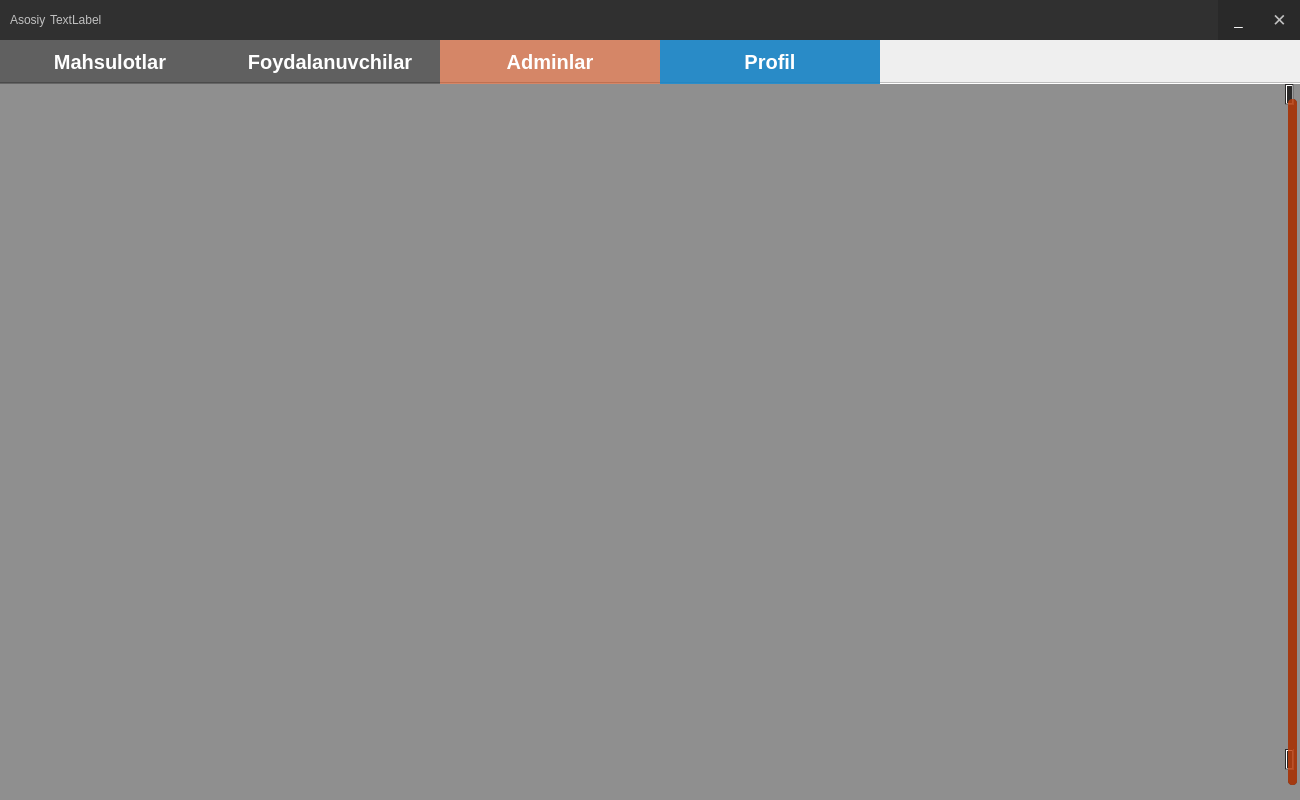
Qt form design/main_admin.ui (Ahmadjon-Ergashev/Restaurant) before a commit.
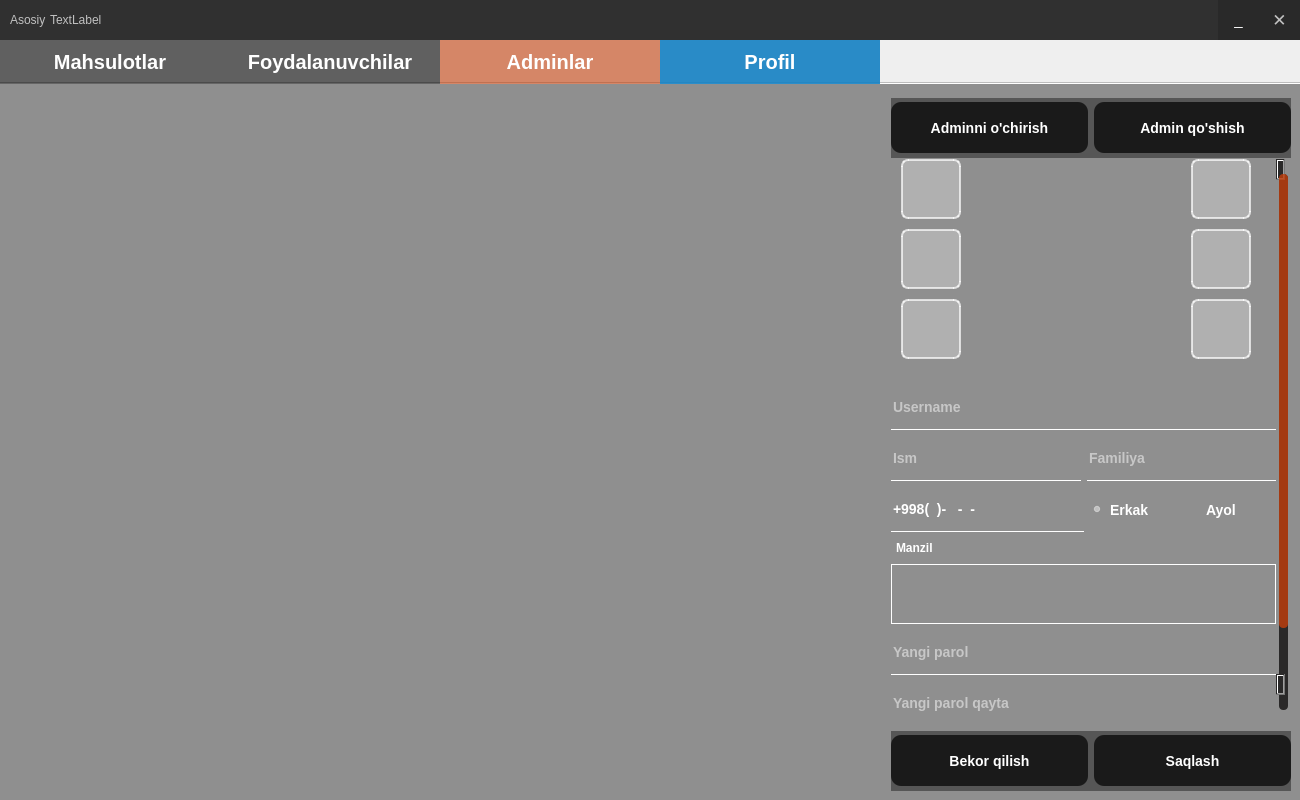
The same form after that commit. The open tabs and pages were chosen to show the change. Icons and pictures are not drawn.

What changed in the file:
```diff
--- a/design/main_admin.ui
+++ b/design/main_admin.ui
@@ -957,140 +957,8 @@
        <attribute name="title">
         <string>Adminlar</string>
        </attribute>
-       <layout class="QHBoxLayout" name="horizontalLayout_5">
-        <property name="spacing">
-         <number>0</number>
-        </property>
-        <property name="leftMargin">
-         <number>0</number>
-        </property>
-        <property name="topMargin">
-         <number>0</number>
-        </property>
-        <property name="rightMargin">
-         <number>0</number>
-        </property>
-        <property name="bottomMargin">
-         <number>0</number>
-        </property>
-        <item>
-         <widget class="QScrollArea" name="scrollArea_6">
-          <property name="styleSheet">
-           <string notr="true">QFrame{
-background: transparent;
-}
-QWidget{
-background: transparent;
-}
-QPushButton{
-	background:rgb(83, 152, 255);
-	border-radius:10px;
-	color:#fff;
-	font-size: 14px;
-}
-
-QPushButton:hover{
-	border:none;
-	background:rgb(68, 117, 222)
-}
-
-QLabel{
-font-size: 14px;
-text-align: center;
-color: white;
-padding: 2px;
-border-radius: 10px;
-}
-QLabel:hover{
-background: rgba(255,255,255,0.3);
-border: 1px solid rgb(68, 117, 222);
-border-radius: 5px;
-}
-QScrollBar:vertical
-    {
-        background-color: #2A2929;
-        width: 15px;
-        margin: 15px 3px 15px 3px;
-        border: 1px transparent #2A2929;
-        border-radius: 4px;
-    }
-
-    QScrollBar::handle:vertical
-    {
-        background-color: rgba(195,63,11,0.8);        /* #605F5F; */
-        min-height: 5px;
-        border-radius: 4px;
-    }
-
-    QScrollBar::sub-line:vertical
-    {
-        margin: 3px 0px 3px 0px;
-        border-image: url(:/qss_icons/rc/up_arrow_disabled.png);
-        height: 10px;
-        width: 10px;
-        subcontrol-position: top;
-        subcontrol-origin: margin;
-    }
-
-    QScrollBar::add-line:vertical
-    {
-        margin: 3px 0px 3px 0px;
-        border-image: url(:/qss_icons/rc/down_arrow_disabled.png);
-        height: 10px;
-        width: 10px;
-        subcontrol-position: bottom;
-        subcontrol-origin: margin;
-    }
-
-    QScrollBar::sub-line:vertical:hover,QScrollBar::sub-line:vertical:on
-    {
-        border-image: url(:/qss_icons/rc/up_arrow.png);
-        height: 10px;
-        width: 10px;
-        subcontrol-position: top;
-        subcontrol-origin: margin;
-    }
-
-    QScrollBar::add-line:vertical:hover, QScrollBar::add-line:vertical:on
-    {
-        border-image: url(:/qss_icons/rc/down_arrow.png);
-        height: 10px;
-        width: 10px;
-        subcontrol-position: bottom;
-        subcontrol-origin: margin;
-    }
-
-    QScrollBar::up-arrow:vertical, QScrollBar::down-arrow:vertical
-    {
-        background: none;
-    }
-
-    QScrollBar::add-page:vertical, QScrollBar::sub-page:vertical
-    {
-        background: none;
-    }</string>
-          </property>
-          <property name="widgetResizable">
-           <bool>true</bool>
-          </property>
-          <widget class="QWidget" name="scrollAreaWidgetContents_7">
-           <property name="geometry">
-            <rect>
-             <x>0</x>
-             <y>0</y>
-             <width>900</width>
-             <height>716</height>
-            </rect>
-           </property>
-           <layout class="QGridLayout" name="gridLayout_5">
-            <item row="0" column="0">
-             <layout class="QGridLayout" name="gridAdmins"/>
-            </item>
-           </layout>
-          </widget>
-         </widget>
-        </item>
-        <item>
+       <layout class="QGridLayout" name="gridLayout_4">
+        <item row="1" column="1">
          <widget class="QScrollArea" name="scrollArea_5">
           <property name="minimumSize">
            <size>
@@ -1124,7 +992,7 @@
 }
 
 QLabel{
-font-size: 14px;
+font-size: 12px;
 text-align: center;
 color: white;
 padding: 2px;
@@ -1202,6 +1070,9 @@
           <property name="verticalScrollBarPolicy">
            <enum>Qt::ScrollBarAlwaysOn</enum>
           </property>
+          <property name="sizeAdjustPolicy">
+           <enum>QAbstractScrollArea::AdjustToContents</enum>
+          </property>
           <property name="widgetResizable">
            <bool>true</bool>
           </property>
@@ -1211,12 +1082,1030 @@
              <x>0</x>
              <y>0</y>
              <width>385</width>
-             <height>716</height>
+             <height>669</height>
             </rect>
            </property>
+           <property name="styleSheet">
+            <string notr="true">QLineEdit{
+	font-size:14px;;
+	color:white;
+	border:none;
+	background:transparent;
+	border-bottom:1px solid white;
+}
+
+QLineEdit:hover, QTextEdit:hover{
+	background:rgba(0,0,0,0.04);
+}
+QTextEdit{
+	font-size:14px;;
+	color:white;
+	background:transparent;
+	border:1px solid white;
+}
+QPushButton{
+background: rgba(255,255,255,0.3);
+border-radius: 7px;
+border: 2px solid rgba(255,255,255,0.7);
+/*rgb(68, 117, 222)*/
+}
+QPushButton:hover{
+background: rgba(255,255,255,0.5);
+}
+QRadioButton{
+background: transparent;
+font-size: 14px;
+color: white;
+}
+</string>
+           </property>
            <layout class="QVBoxLayout" name="verticalLayout_4">
+            <property name="leftMargin">
+             <number>0</number>
+            </property>
+            <property name="topMargin">
+             <number>0</number>
+            </property>
+            <property name="rightMargin">
+             <number>0</number>
+            </property>
+            <property name="bottomMargin">
+             <number>0</number>
+            </property>
             <item>
-             <layout class="QFormLayout" name="formAdminsInfo"/>
+             <layout class="QVBoxLayout" name="verticalLayout_5">
+              <property name="spacing">
+               <number>6</number>
+              </property>
+              <item alignment="Qt::AlignTop">
+               <widget class="QFrame" name="frame_8">
+                <property name="minimumSize">
+                 <size>
+                  <width>360</width>
+                  <height>220</height>
+                 </size>
+                </property>
+                <property name="maximumSize">
+                 <size>
+                  <width>16777215</width>
+                  <height>200</height>
+                 </size>
+                </property>
+                <property name="frameShape">
+                 <enum>QFrame::StyledPanel</enum>
+                </property>
+                <property name="frameShadow">
+                 <enum>QFrame::Raised</enum>
+                </property>
+                <widget class="QPushButton" name="btn_nextAvatarAdmin">
+                 <property name="geometry">
+                  <rect>
+                   <x>10</x>
+                   <y>140</y>
+                   <width>60</width>
+                   <height>60</height>
+                  </rect>
+                 </property>
+                 <property name="minimumSize">
+                  <size>
+                   <width>60</width>
+                   <height>60</height>
+                  </size>
+                 </property>
+                 <property name="maximumSize">
+                  <size>
+                   <width>60</width>
+                   <height>60</height>
+                  </size>
+                 </property>
+                 <property name="toolTip">
+                  <string>Keyingi shablon avatar</string>
+                 </property>
+                 <property name="text">
+                  <string/>
+                 </property>
+                 <property name="icon">
+                  <iconset resource="../images.qrc">
+                   <normaloff>:/images/img/profile/next.png</normaloff>:/images/img/profile/next.png</iconset>
+                 </property>
+                 <property name="iconSize">
+                  <size>
+                   <width>48</width>
+                   <height>48</height>
+                  </size>
+                 </property>
+                </widget>
+                <widget class="QLabel" name="avatarAdmin">
+                 <property name="geometry">
+                  <rect>
+                   <x>80</x>
+                   <y>0</y>
+                   <width>205</width>
+                   <height>204</height>
+                  </rect>
+                 </property>
+                 <property name="minimumSize">
+                  <size>
+                   <width>205</width>
+                   <height>0</height>
+                  </size>
+                 </property>
+                 <property name="maximumSize">
+                  <size>
+                   <width>205</width>
+                   <height>205</height>
+                  </size>
+                 </property>
+                 <property name="styleSheet">
+                  <string notr="true">background: transparent;</string>
+                 </property>
+                 <property name="text">
+                  <string/>
+                 </property>
+                 <property name="alignment">
+                  <set>Qt::AlignCenter</set>
+                 </property>
+                 <property name="wordWrap">
+                  <bool>false</bool>
+                 </property>
+                 <property name="openExternalLinks">
+                  <bool>false</bool>
+                 </property>
+                </widget>
+                <widget class="QPushButton" name="btn_removeAvatarAdmin">
+                 <property name="geometry">
+                  <rect>
+                   <x>300</x>
+                   <y>70</y>
+                   <width>60</width>
+                   <height>60</height>
+                  </rect>
+                 </property>
+                 <property name="minimumSize">
+                  <size>
+                   <width>60</width>
+                   <height>60</height>
+                  </size>
+                 </property>
+                 <property name="maximumSize">
+                  <size>
+                   <width>60</width>
+                   <height>60</height>
+                  </size>
+                 </property>
+                 <property name="toolTip">
+                  <string>Default avatarni tanlash</string>
+                 </property>
+                 <property name="text">
+                  <string/>
+                 </property>
+                 <property name="icon">
+                  <iconset resource="../images.qrc">
+                   <normaloff>:/images/img/profile/delete.png</normaloff>:/images/img/profile/delete.png</iconset>
+                 </property>
+                 <property name="iconSize">
+                  <size>
+                   <width>48</width>
+                   <height>48</height>
+                  </size>
+                 </property>
+                </widget>
+                <widget class="QPushButton" name="btn_templateAvatarAdmin">
+                 <property name="geometry">
+                  <rect>
+                   <x>10</x>
+                   <y>70</y>
+                   <width>60</width>
+                   <height>60</height>
+                  </rect>
+                 </property>
+                 <property name="minimumSize">
+                  <size>
+                   <width>0</width>
+                   <height>60</height>
+                  </size>
+                 </property>
+                 <property name="maximumSize">
+                  <size>
+                   <width>60</width>
+                   <height>60</height>
+                  </size>
+                 </property>
+                 <property name="toolTip">
+                  <string>Shablon avatar</string>
+                 </property>
+                 <property name="text">
+                  <string/>
+                 </property>
+                 <property name="icon">
+                  <iconset resource="../images.qrc">
+                   <normaloff>:/images/img/profile/global.png</normaloff>:/images/img/profile/global.png</iconset>
+                 </property>
+                 <property name="iconSize">
+                  <size>
+                   <width>48</width>
+                   <height>48</height>
+                  </size>
+                 </property>
+                </widget>
+                <widget class="QPushButton" name="btn_addAvatarAdmin">
+                 <property name="geometry">
+                  <rect>
+                   <x>300</x>
+                   <y>0</y>
+                   <width>60</width>
+                   <height>60</height>
+                  </rect>
+                 </property>
+                 <property name="minimumSize">
+                  <size>
+                   <width>60</width>
+                   <height>60</height>
+                  </size>
+                 </property>
+                 <property name="maximumSize">
+                  <size>
+                   <width>60</width>
+                   <height>60</height>
+                  </size>
+                 </property>
+                 <property name="toolTip">
+                  <string>Avatar tanlash</string>
+                 </property>
+                 <property name="text">
+                  <string/>
+                 </property>
+                 <property name="icon">
+                  <iconset resource="../images.qrc">
+                   <normaloff>:/images/img/profile/edit.png</normaloff>:/images/img/profile/edit.png</iconset>
+                 </property>
+                 <property name="iconSize">
+                  <size>
+                   <width>48</width>
+                   <height>48</height>
+                  </size>
+                 </property>
+                </widget>
+                <widget class="QPushButton" name="btn_previousAvatarAdmin">
+                 <property name="geometry">
+                  <rect>
+                   <x>10</x>
+                   <y>0</y>
+                   <width>60</width>
+                   <height>60</height>
+                  </rect>
+                 </property>
+                 <property name="minimumSize">
+                  <size>
+                   <width>60</width>
+                   <height>60</height>
+                  </size>
+                 </property>
+                 <property name="maximumSize">
+                  <size>
+                   <width>60</width>
+                   <height>60</height>
+                  </size>
+                 </property>
+                 <property name="toolTip">
+                  <string>Oldingi shavlon avatar</string>
+                 </property>
+                 <property name="text">
+                  <string/>
+                 </property>
+                 <property name="icon">
+                  <iconset resource="../images.qrc">
+                   <normaloff>:/images/img/profile/previous .png</normaloff>:/images/img/profile/previous .png</iconset>
+                 </property>
+                 <property name="iconSize">
+                  <size>
+                   <width>48</width>
+                   <height>48</height>
+                  </size>
+                 </property>
+                </widget>
+                <widget class="QPushButton" name="btn_editInfoAdmin">
+                 <property name="geometry">
+                  <rect>
+                   <x>300</x>
+                   <y>140</y>
+                   <width>60</width>
+                   <height>60</height>
+                  </rect>
+                 </property>
+                 <property name="minimumSize">
+                  <size>
+                   <width>60</width>
+                   <height>60</height>
+                  </size>
+                 </property>
+                 <property name="maximumSize">
+                  <size>
+                   <width>60</width>
+                   <height>60</height>
+                  </size>
+                 </property>
+                 <property name="toolTip">
+                  <string>Taxrirlash</string>
+                 </property>
+                 <property name="text">
+                  <string/>
+                 </property>
+                 <property name="icon">
+                  <iconset resource="../images.qrc">
+                   <normaloff>:/images/img/profile/sign.png</normaloff>:/images/img/profile/sign.png</iconset>
+                 </property>
+                 <property name="iconSize">
+                  <size>
+                   <width>48</width>
+                   <height>48</height>
+                  </size>
+                 </property>
+                </widget>
+               </widget>
+              </item>
+              <item>
+               <widget class="QLineEdit" name="edit_usernameAdmin">
+                <property name="minimumSize">
+                 <size>
+                  <width>0</width>
+                  <height>45</height>
+                 </size>
+                </property>
+                <property name="placeholderText">
+                 <string>Username</string>
+                </property>
+               </widget>
+              </item>
+              <item alignment="Qt::AlignTop">
+               <widget class="QFrame" name="frame_9">
+                <property name="minimumSize">
+                 <size>
+                  <width>0</width>
+                  <height>45</height>
+                 </size>
+                </property>
+                <property name="maximumSize">
+                 <size>
+                  <width>16777215</width>
+                  <height>51</height>
+                 </size>
+                </property>
+                <property name="frameShape">
+                 <enum>QFrame::StyledPanel</enum>
+                </property>
+                <property name="frameShadow">
+                 <enum>QFrame::Raised</enum>
+                </property>
+                <layout class="QHBoxLayout" name="horizontalLayout_5">
+                 <property name="leftMargin">
+                  <number>0</number>
+                 </property>
+                 <property name="topMargin">
+                  <number>0</number>
+                 </property>
+                 <property name="rightMargin">
+                  <number>0</number>
+                 </property>
+                 <property name="bottomMargin">
+                  <number>0</number>
+                 </property>
+                 <item>
+                  <widget class="QLineEdit" name="edit_nameAdmin">
+                   <property name="minimumSize">
+                    <size>
+                     <width>0</width>
+                     <height>45</height>
+                    </size>
+                   </property>
+                   <property name="maximumSize">
+                    <size>
+                     <width>16777215</width>
+                     <height>51</height>
+                    </size>
+                   </property>
+                   <property name="placeholderText">
+                    <string>Ism</string>
+                   </property>
+                  </widget>
+                 </item>
+                 <item>
+                  <widget class="QLineEdit" name="edit_surnameAdmin">
+                   <property name="minimumSize">
+                    <size>
+                     <width>0</width>
+                     <height>45</height>
+                    </size>
+                   </property>
+                   <property name="maximumSize">
+                    <size>
+                     <width>16777215</width>
+                     <height>51</height>
+                    </size>
+                   </property>
+                   <property name="placeholderText">
+                    <string>Familiya</string>
+                   </property>
+                  </widget>
+                 </item>
+                </layout>
+               </widget>
+              </item>
+              <item alignment="Qt::AlignTop">
+               <widget class="QFrame" name="frame_11">
+                <property name="minimumSize">
+                 <size>
+                  <width>0</width>
+                  <height>45</height>
+                 </size>
+                </property>
+                <property name="maximumSize">
+                 <size>
+                  <width>16777215</width>
+                  <height>40</height>
+                 </size>
+                </property>
+                <property name="styleSheet">
+                 <string notr="true">QLineEdit{
+	font-size:14px;;
+	color:white;
+	border:none;
+	background:transparent;
+	border-bottom:1px solid white;
+}
+
+QLineEdit:hover, QTextEdit:hover{
+	background:rgba(0,0,0,0.04);
+}</string>
+                </property>
+                <property name="frameShape">
+                 <enum>QFrame::StyledPanel</enum>
+                </property>
+                <property name="frameShadow">
+                 <enum>QFrame::Raised</enum>
+                </property>
+                <layout class="QHBoxLayout" name="horizontalLayout_10">
+                 <property name="spacing">
+                  <number>6</number>
+                 </property>
+                 <property name="leftMargin">
+                  <number>0</number>
+                 </property>
+                 <property name="topMargin">
+                  <number>0</number>
+                 </property>
+                 <property name="rightMargin">
+                  <number>0</number>
+                 </property>
+                 <property name="bottomMargin">
+                  <number>0</number>
+                 </property>
+                 <item>
+                  <widget class="QLineEdit" name="edit_phoneAdmin">
+                   <property name="minimumSize">
+                    <size>
+                     <width>0</width>
+                     <height>45</height>
+                    </size>
+                   </property>
+                   <property name="maximumSize">
+                    <size>
+                     <width>16777215</width>
+                     <height>51</height>
+                    </size>
+                   </property>
+                   <property name="inputMask">
+                    <string>+\9\9\8(99)-999-99-99 </string>
+                   </property>
+                  </widget>
+                 </item>
+                 <item>
+                  <widget class="QRadioButton" name="radio_maleAdmin">
+                   <property name="minimumSize">
+                    <size>
+                     <width>90</width>
+                     <height>0</height>
+                    </size>
+                   </property>
+                   <property name="maximumSize">
+                    <size>
+                     <width>90</width>
+                     <height>16777215</height>
+                    </size>
+                   </property>
+                   <property name="text">
+                    <string>Erkak</string>
+                   </property>
+                   <property name="checked">
+                    <bool>true</bool>
+                   </property>
+                  </widget>
+                 </item>
+                 <item>
+                  <widget class="QRadioButton" name="radio_femaleAdmin">
+                   <property name="enabled">
+                    <bool>true</bool>
+                   </property>
+                   <property name="minimumSize">
+                    <size>
+                     <width>90</width>
+                     <height>0</height>
+                    </size>
+                   </property>
+                   <property name="maximumSize">
+                    <size>
+                     <width>90</width>
+                     <height>16777215</height>
+                    </size>
+                   </property>
+                   <property name="text">
+                    <string>Ayol</string>
+                   </property>
+                   <property name="checked">
+                    <bool>false</bool>
+                   </property>
+                  </widget>
+                 </item>
+                </layout>
+               </widget>
+              </item>
+              <item alignment="Qt::AlignTop">
+               <widget class="QLabel" name="label">
+                <property name="minimumSize">
+                 <size>
+                  <width>0</width>
+                  <height>20</height>
+                 </size>
+                </property>
+                <property name="maximumSize">
+                 <size>
+                  <width>16777215</width>
+                  <height>25</height>
+                 </size>
+                </property>
+                <property name="text">
+                 <string>Manzil</string>
+                </property>
+               </widget>
+              </item>
+              <item alignment="Qt::AlignTop">
+               <widget class="QTextEdit" name="edit_addressAdmin">
+                <property name="minimumSize">
+                 <size>
+                  <width>0</width>
+                  <height>60</height>
+                 </size>
+                </property>
+                <property name="maximumSize">
+                 <size>
+                  <width>16777215</width>
+                  <height>80</height>
+                 </size>
+                </property>
+               </widget>
+              </item>
+              <item>
+               <widget class="QLineEdit" name="edit_passwordAdmin">
+                <property name="sizePolicy">
+                 <sizepolicy hsizetype="Expanding" vsizetype="Expanding">
+                  <horstretch>0</horstretch>
+                  <verstretch>0</verstretch>
+                 </sizepolicy>
+                </property>
+                <property name="minimumSize">
+                 <size>
+                  <width>0</width>
+                  <height>45</height>
+                 </size>
+                </property>
+                <property name="maximumSize">
+                 <size>
+                  <width>16777215</width>
+                  <height>51</height>
+                 </size>
+                </property>
+                <property name="text">
+                 <string/>
+                </property>
+                <property name="echoMode">
+                 <enum>QLineEdit::Password</enum>
+                </property>
+                <property name="placeholderText">
+                 <string>Yangi parol</string>
+                </property>
+                <property name="clearButtonEnabled">
+                 <bool>true</bool>
+                </property>
+               </widget>
+              </item>
+              <item>
+               <widget class="QLineEdit" name="edit_passwordAgainAdmin">
+                <property name="sizePolicy">
+                 <sizepolicy hsizetype="Expanding" vsizetype="Expanding">
+                  <horstretch>0</horstretch>
+                  <verstretch>0</verstretch>
+                 </sizepolicy>
+                </property>
+                <property name="minimumSize">
+                 <size>
+                  <width>0</width>
+                  <height>45</height>
+                 </size>
+                </property>
+                <property name="maximumSize">
+                 <size>
+                  <width>16777215</width>
+                  <height>51</height>
+                 </size>
+                </property>
+                <property name="text">
+                 <string/>
+                </property>
+                <property name="echoMode">
+                 <enum>QLineEdit::Password</enum>
+                </property>
+                <property name="placeholderText">
+                 <string>Yangi parol qayta</string>
+                </property>
+                <property name="clearButtonEnabled">
+                 <bool>true</bool>
+                </property>
+               </widget>
+              </item>
+              <item>
+               <widget class="QLabel" name="label_4">
+                <property name="text">
+                 <string>Ruxsatlar</string>
+                </property>
+               </widget>
+              </item>
+              <item alignment="Qt::AlignBottom">
+               <widget class="QFrame" name="frame_10">
+                <property name="minimumSize">
+                 <size>
+                  <width>0</width>
+                  <height>70</height>
+                 </size>
+                </property>
+                <property name="maximumSize">
+                 <size>
+                  <width>16777215</width>
+                  <height>100</height>
+                 </size>
+                </property>
+                <property name="styleSheet">
+                 <string notr="true">QCheckBox{
+background: transparent;
+font-size: 12px;
+color: white;
+}
+</string>
+                </property>
+                <property name="frameShape">
+                 <enum>QFrame::StyledPanel</enum>
+                </property>
+                <property name="frameShadow">
+                 <enum>QFrame::Raised</enum>
+                </property>
+                <layout class="QFormLayout" name="formLayout_2">
+                 <property name="horizontalSpacing">
+                  <number>30</number>
+                 </property>
+                 <property name="leftMargin">
+                  <number>15</number>
+                 </property>
+                 <item row="0" column="0">
+                  <widget class="QCheckBox" name="check_orders">
+                   <property name="text">
+                    <string>Buyurtmalar</string>
+                   </property>
+                  </widget>
+                 </item>
+                 <item row="0" column="1">
+                  <widget class="QCheckBox" name="check_editUser">
+                   <property name="text">
+                    <string>Foydalanuvchi taxrirlash</string>
+                   </property>
+                  </widget>
+                 </item>
+                 <item row="1" column="0">
+                  <widget class="QCheckBox" name="check_addAdmin">
+                   <property name="text">
+                    <string>Admin qo'shish</string>
+                   </property>
+                  </widget>
+                 </item>
+                 <item row="1" column="1">
+                  <widget class="QCheckBox" name="check_addProduct">
+                   <property name="text">
+                    <string>Mahsulot qo'shish</string>
+                   </property>
+                  </widget>
+                 </item>
+                 <item row="2" column="0">
+                  <widget class="QCheckBox" name="check_editAdmin">
+                   <property name="text">
+                    <string>Admin taxrirlash</string>
+                   </property>
+                  </widget>
+                 </item>
+                 <item row="2" column="1">
+                  <widget class="QCheckBox" name="check_editProduct">
+                   <property name="text">
+                    <string>Mahsulot taxrirlash</string>
+                   </property>
+                  </widget>
+                 </item>
+                </layout>
+               </widget>
+              </item>
+             </layout>
+            </item>
+           </layout>
+          </widget>
+         </widget>
+        </item>
+        <item row="2" column="1">
+         <widget class="QFrame" name="frame_7">
+          <property name="minimumSize">
+           <size>
+            <width>400</width>
+            <height>60</height>
+           </size>
+          </property>
+          <property name="maximumSize">
+           <size>
+            <width>400</width>
+            <height>100</height>
+           </size>
+          </property>
+          <property name="styleSheet">
+           <string notr="true">QPushButton{
+background:rgba(0, 0, 0, 0.7);
+border: black;
+border-radius:10px;
+color: white;
+font-size: 14px;
+}
+
+</string>
+          </property>
+          <property name="frameShape">
+           <enum>QFrame::StyledPanel</enum>
+          </property>
+          <property name="frameShadow">
+           <enum>QFrame::Raised</enum>
+          </property>
+          <layout class="QHBoxLayout" name="horizontalLayout_11">
+           <property name="spacing">
+            <number>6</number>
+           </property>
+           <property name="leftMargin">
+            <number>0</number>
+           </property>
+           <property name="topMargin">
+            <number>0</number>
+           </property>
+           <property name="rightMargin">
+            <number>0</number>
+           </property>
+           <property name="bottomMargin">
+            <number>0</number>
+           </property>
+           <item>
+            <widget class="QPushButton" name="btn_cancelAdmin">
+             <property name="maximumSize">
+              <size>
+               <width>200</width>
+               <height>51</height>
+              </size>
+             </property>
+             <property name="styleSheet">
+              <string notr="true">QPushButton:hover{
+background: rgba(231,30,21,0.6);
+}</string>
+             </property>
+             <property name="text">
+              <string>Bekor qilish</string>
+             </property>
+            </widget>
+           </item>
+           <item>
+            <widget class="QPushButton" name="btn_saveAdmin">
+             <property name="maximumSize">
+              <size>
+               <width>200</width>
+               <height>51</height>
+              </size>
+             </property>
+             <property name="styleSheet">
+              <string notr="true">QPushButton:hover{
+background:rgb(68, 117, 222)
+}</string>
+             </property>
+             <property name="text">
+              <string>Saqlash</string>
+             </property>
+            </widget>
+           </item>
+          </layout>
+         </widget>
+        </item>
+        <item row="0" column="1">
+         <widget class="QFrame" name="frame_13">
+          <property name="minimumSize">
+           <size>
+            <width>0</width>
+            <height>60</height>
+           </size>
+          </property>
+          <property name="maximumSize">
+           <size>
+            <width>16777215</width>
+            <height>50</height>
+           </size>
+          </property>
+          <property name="styleSheet">
+           <string notr="true">QPushButton{
+background:rgba(0, 0, 0, 0.7);
+border: black;
+border-radius:10px;
+color: white;
+font-size: 14px;
+}
+
+</string>
+          </property>
+          <property name="frameShape">
+           <enum>QFrame::StyledPanel</enum>
+          </property>
+          <property name="frameShadow">
+           <enum>QFrame::Raised</enum>
+          </property>
+          <layout class="QHBoxLayout" name="horizontalLayout_12">
+           <property name="leftMargin">
+            <number>0</number>
+           </property>
+           <property name="topMargin">
+            <number>0</number>
+           </property>
+           <property name="rightMargin">
+            <number>0</number>
+           </property>
+           <property name="bottomMargin">
+            <number>0</number>
+           </property>
+           <item>
+            <widget class="QPushButton" name="btn_deleteAdmin">
+             <property name="maximumSize">
+              <size>
+               <width>200</width>
+               <height>51</height>
+              </size>
+             </property>
+             <property name="styleSheet">
+              <string notr="true">QPushButton:hover{
+background: rgba(231,30,21,0.6);
+}</string>
+             </property>
+             <property name="text">
+              <string>Adminni o'chirish</string>
+             </property>
+            </widget>
+           </item>
+           <item>
+            <widget class="QPushButton" name="btn_addAdmin">
+             <property name="maximumSize">
+              <size>
+               <width>200</width>
+               <height>51</height>
+              </size>
+             </property>
+             <property name="styleSheet">
+              <string notr="true">QPushButton:hover{
+background:rgb(68, 117, 222)
+}</string>
+             </property>
+             <property name="text">
+              <string>Admin qo'shish</string>
+             </property>
+            </widget>
+           </item>
+          </layout>
+         </widget>
+        </item>
+        <item row="0" column="0" rowspan="3">
+         <widget class="QScrollArea" name="scrollArea_6">
+          <property name="styleSheet">
+           <string notr="true">QFrame{
+background: transparent;
+}
+QWidget{
+background: transparent;
+}
+QPushButton{
+	background:rgb(83, 152, 255);
+	border-radius:10px;
+	color:#fff;
+	font-size: 14px;
+}
+
+QPushButton:hover{
+	border:none;
+	background:rgb(68, 117, 222)
+}
+
+QLabel{
+font-size: 14px;
+text-align: center;
+color: white;
+padding: 2px;
+border-radius: 10px;
+}
+QLabel:hover{
+background: rgba(255,255,255,0.3);
+border: 1px solid rgb(68, 117, 222);
+border-radius: 5px;
+}
+QScrollBar:vertical
+    {
+        background-color: #2A2929;
+        width: 15px;
+        margin: 15px 3px 15px 3px;
+        border: 1px transparent #2A2929;
+        border-radius: 4px;
+    }
+
+    QScrollBar::handle:vertical
+    {
+        background-color: rgba(195,63,11,0.8);        /* #605F5F; */
+        min-height: 5px;
+        border-radius: 4px;
+    }
+
+    QScrollBar::sub-line:vertical
+    {
+        margin: 3px 0px 3px 0px;
+        border-image: url(:/qss_icons/rc/up_arrow_disabled.png);
+        height: 10px;
+        width: 10px;
+        subcontrol-position: top;
+        subcontrol-origin: margin;
+    }
+
+    QScrollBar::add-line:vertical
+    {
+        margin: 3px 0px 3px 0px;
+        border-image: url(:/qss_icons/rc/down_arrow_disabled.png);
+        height: 10px;
+        width: 10px;
+        subcontrol-position: bottom;
+        subcontrol-origin: margin;
+    }
+
+    QScrollBar::sub-line:vertical:hover,QScrollBar::sub-line:vertical:on
+    {
+        border-image: url(:/qss_icons/rc/up_arrow.png);
+        height: 10px;
+        width: 10px;
+        subcontrol-position: top;
+        subcontrol-origin: margin;
+    }
+
+    QScrollBar::add-line:vertical:hover, QScrollBar::add-line:vertical:on
+    {
+        border-image: url(:/qss_icons/rc/down_arrow.png);
+        height: 10px;
+        width: 10px;
+        subcontrol-position: bottom;
+        subcontrol-origin: margin;
+    }
+
+    QScrollBar::up-arrow:vertical, QScrollBar::down-arrow:vertical
+    {
+        background: none;
+    }
+
+    QScrollBar::add-page:vertical, QScrollBar::sub-page:vertical
+    {
+        background: none;
+    }</string>
+          </property>
+          <property name="widgetResizable">
+           <bool>true</bool>
+          </property>
+          <widget class="QWidget" name="scrollAreaWidgetContents_7">
+           <property name="geometry">
+            <rect>
+             <x>0</x>
+             <y>0</y>
+             <width>876</width>
+             <height>698</height>
+            </rect>
+           </property>
+           <layout class="QFormLayout" name="formLayout">
+            <item row="0" column="0">
+             <layout class="QGridLayout" name="gridAdmins"/>
             </item>
            </layout>
           </widget>
```
Left out of the diff: 67 changed lines with no effect on the pictures.
